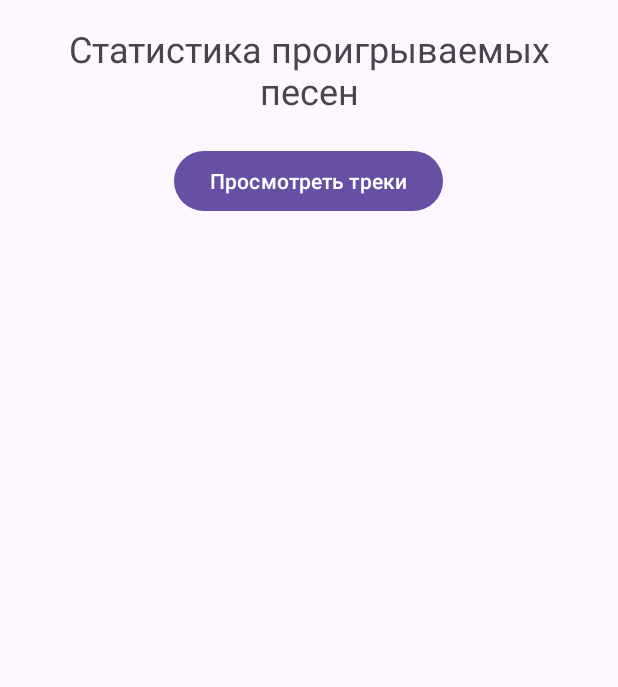
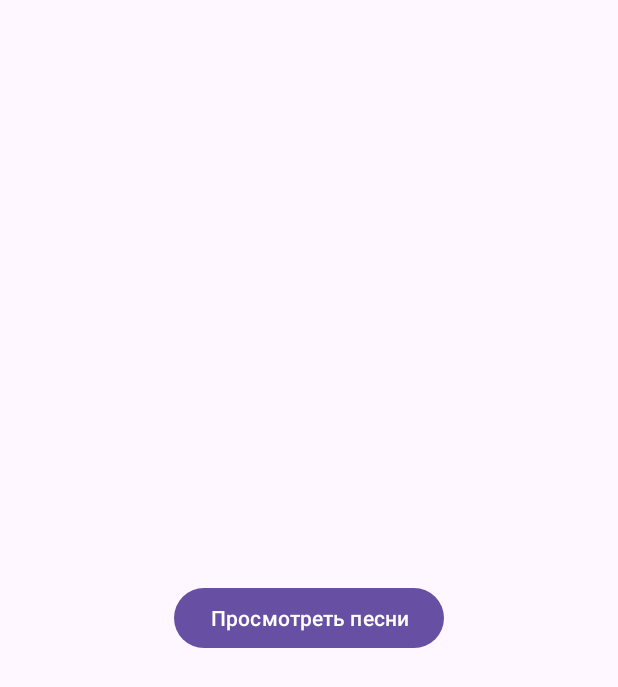
Before and after one commit to PavelZolotarev/LabZolotarev4, an Android app: the screen it shows after launch (MainActivity), on a phone screen of 412 x 824 dp. Shown: the top 687 px of the screen. Run offline under Robolectric (Android 15) with nearby library versions, the phone set to English and light mode, and no system bars; our stand-ins replace Volley; network calls fail.

Commit message:
Completed project

```diff
--- a/app/src/main/res/layout/activity_main.xml
+++ b/app/src/main/res/layout/activity_main.xml
@@ -5,21 +5,11 @@
     android:padding="16dp">
 
 
-    <TextView
-        android:id="@+id/title"
-        android:layout_width="wrap_content"
-        android:layout_height="wrap_content"
-        android:text="Статистика проигрываемых песен"
-        android:textSize="24sp"
-        android:layout_centerHorizontal="true"
-        android:layout_marginBottom="20dp"
-        android:gravity="center"/>
-
     <Button
         android:id="@+id/view_tracks_button"
         android:layout_width="wrap_content"
         android:layout_height="wrap_content"
-        android:text="Просмотреть треки"
-        android:layout_below="@id/title"
+        android:text="Просмотреть песни"
+        android:layout_centerVertical="true"
         android:layout_centerHorizontal="true"/>
 </RelativeLayout>
--- a/app/src/main/res/layout/activity_track_list.xml
+++ b/app/src/main/res/layout/activity_track_list.xml
@@ -7,7 +7,7 @@
     <TextView
         android:layout_width="wrap_content"
         android:layout_height="wrap_content"
-        android:text="Список треков"
+        android:text="Песни"
         android:textSize="20sp"
         android:padding="16dp"
         android:textStyle="bold" />
```
